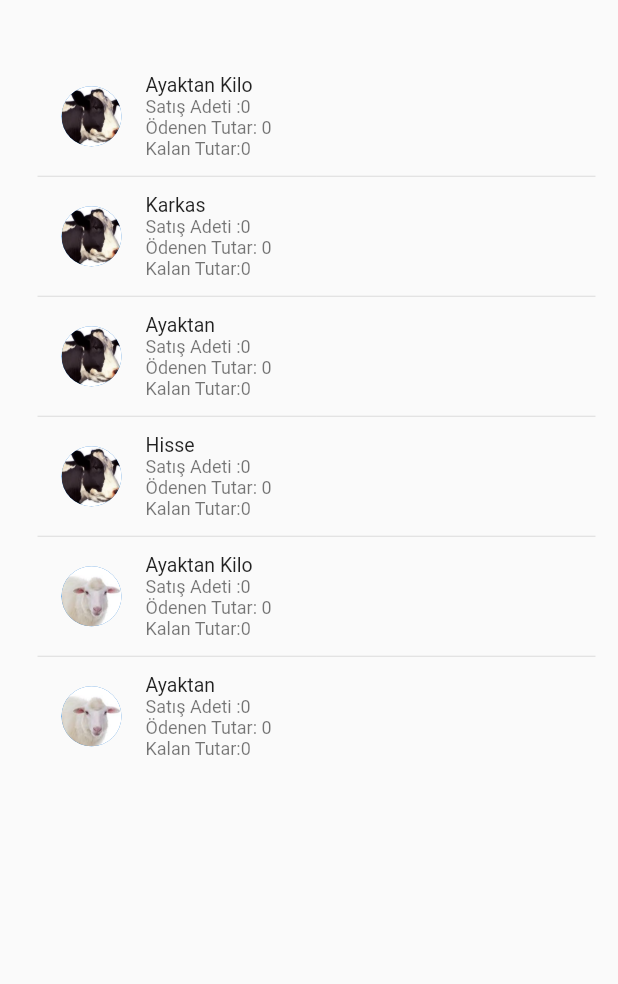
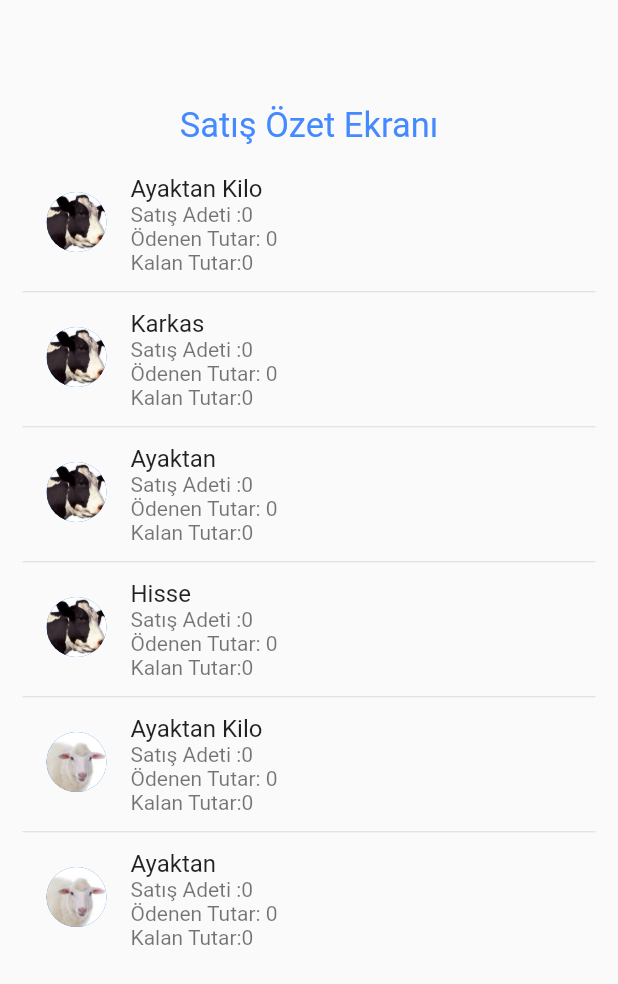
Before and after one commit to ahmettyildirim/gazi, a Flutter app: the SummaryPage widget shown alone on an empty page, opened directly, on a phone screen of 412 x 824 dp. Shown: the top 984 px of the screen. Run offline on Flutter 3.47's test engine with Material 2 defaults, Android fonts, the phone set to English and light mode, and no system bars; our stand-ins replace cloud_firestore, custom_radio_grouped_button, firebase_auth, firebase_core, firebase_database, mask_text_input_formatter; accounts and stored records are empty.

Commit message:
özet ekranı güncellendi

```diff
--- a/lib/pages/summary.dart
+++ b/lib/pages/summary.dart
@@ -66,7 +66,24 @@ class _SummaryPageState extends State<SummaryPage> {
   @override
   Widget build(BuildContext context) {
     return Container(
-      padding: EdgeInsets.only(top: 40, left: 20, right: 10, bottom: 10),
+      padding: EdgeInsets.only(top:40, left:10, right:10, bottom:10),
+      child: Column(
+        mainAxisAlignment: MainAxisAlignment.start,
+        crossAxisAlignment: CrossAxisAlignment.center,
+        children: [
+          SizedBox(
+            height: 30,
+          ),
+          Container(
+            padding: EdgeInsets.only(bottom: 10),
+              child: Text(
+            "Satış Özet Ekranı",
+            style: TextStyle(
+              color: Colors.blueAccent,
+              fontSize: 23,
+            ),
+          )),
+          Expanded(
             child: StreamBuilder<QuerySnapshot<Map<String, dynamic>>>(
               stream: _repositoryInstance.getAllItems(CollectionKeys.sales),
               builder: (context, snapshot) {
@@ -79,21 +96,34 @@ class _SummaryPageState extends State<SummaryPage> {
                   }
 
                   return ListView.separated(
+                      separatorBuilder: (context, index) {
+                        return Divider(height: 15);
+                      },
+                      physics: const AlwaysScrollableScrollPhysics(),
                       itemBuilder: (context, index) {
                         var currentList = salelist
                             .where((element) => element.kurbanSubTip == index + 1)
                             .toList();
+                        if (index > 5) {
                           return ListTile(
-                    dense: true,
+                            dense: false,
                             leading: CircleAvatar(
-                      backgroundImage: AssetImage(getImagePath(index + 1)),
+                              backgroundImage: AssetImage(getImagePath(3 + 1)),
+                            ),
+                            title: Text(getTitle(3 + 1)),
+                            subtitle: Text(getMainText(currentList, 3 + 1)),
+                          );
+                        } else {
+                          return ListTile(
+                            dense: false,
+                            leading: CircleAvatar(
+                              backgroundImage:
+                                  AssetImage(getImagePath(index + 1)),
                             ),
                             title: Text(getTitle(index + 1)),
                             subtitle: Text(getMainText(currentList, index + 1)),
                           );
-                },
-                separatorBuilder: (context, index) {
-                  return Divider(height: 15);
+                        }
                       },
                       itemCount: 6,
                       padding: EdgeInsets.all(5),
@@ -103,6 +133,9 @@ class _SummaryPageState extends State<SummaryPage> {
                   return Center();
                 }
               },
+            ),
+          ),
+        ],
       ),
     );
   }
```
Also changed, not shown: lib/pages/add_sale.dart (line endings or trailing spaces), 1 other file. Lines whose indentation alone changed are shown as unchanged.
